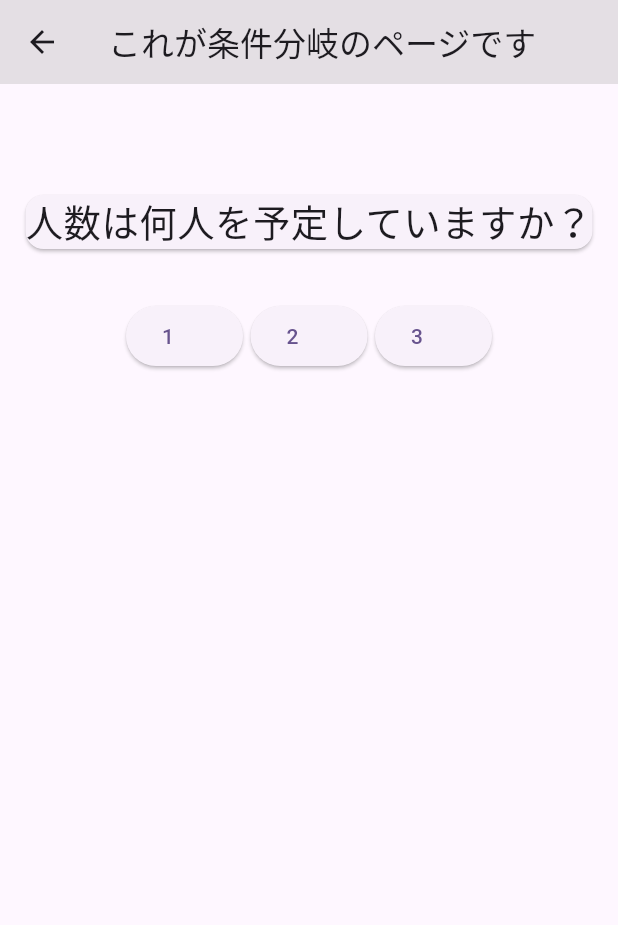
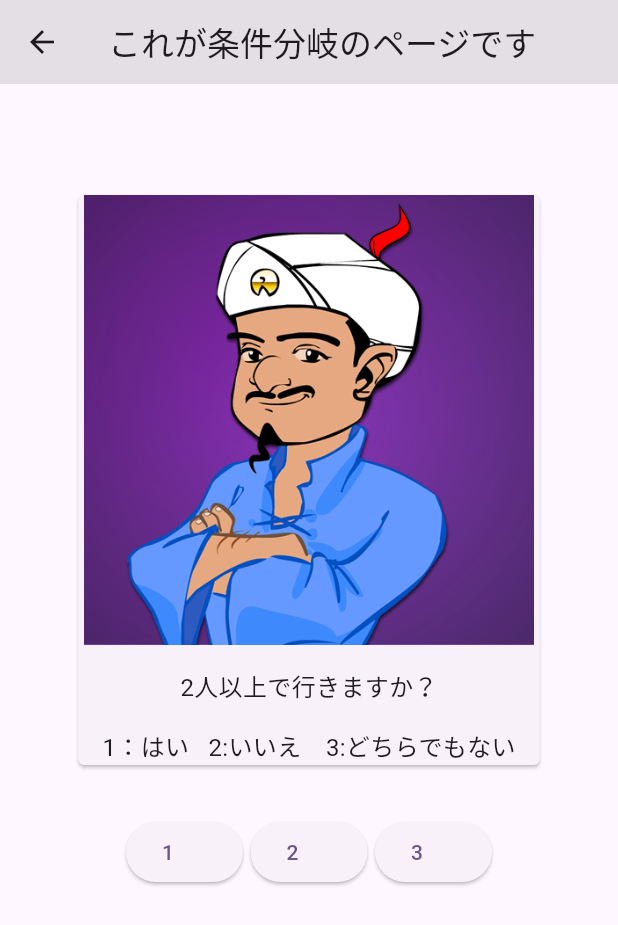
Before and after one commit to Bellwether-Flutter-team/team_a_project, a Flutter app: the ConditionPage screen opened by its route, on a phone screen of 412 x 824 dp. Shown: the top 925 px of the screen. Run offline on Flutter 3.47's test engine with Material 2 defaults, Android fonts, the light colour scheme and no system bars; our stand-ins replace get, google_maps_flutter.

Commit message:
アキネータの選択画面

```diff
--- a/lib/pages/condition_page.dart
+++ b/lib/pages/condition_page.dart
@@ -1,7 +1,4 @@
 import 'package:flutter/material.dart';
-import 'package:get/get.dart';
-
-import '../routes/app_routes.dart';
 
 class ConditionPage extends StatelessWidget {
   const ConditionPage({Key? key}) : super(key: key);
@@ -15,27 +12,79 @@ class ConditionPage extends StatelessWidget {
       body: Center(
         child: Column(
           children: [
-            SizedBox(
+            const SizedBox(
               height: 70,
             ),
-            Column(
-              mainAxisAlignment: MainAxisAlignment.start,
-              children: [
-                Card(
-                  // alignment: Alignment.center,
-                  // height: 200,
-                  // width: 200,
-                  // decoration: BoxDecoration(
-                  //   border: Border.all(color: Colors.black),
-                  // ),
-                  child: Expanded(
-                      child: const Text(
-                    '人数は何人を予定していますか？',
-                    style: TextStyle(fontSize: 25),
-                  )),
-                ),
-              ],
+            Card(
+              clipBehavior: Clip.antiAlias,
+              shape: RoundedRectangleBorder(
+                borderRadius: BorderRadius.circular(4),
+              ),
+              child: Column(
+                children: [
+                  Stack(
+                    children: [
+                      Ink.image(
+                        image:
+                            const AssetImage("assets/images/icon_akinator.png"),
+                        height: 300, // この高さを固定値じゃなくて親widgetの半分の高さにしたい
+                        width: 300,
+                        fit: BoxFit.fill,
+                      ),
+                      const Positioned(
+                        bottom: 16,
+                        right: 16,
+                        left: 16,
+                        child: Text(
+                          '',
+                          style: TextStyle(
+                            fontWeight: FontWeight.bold,
+                            color: Colors.white,
+                            fontSize: 10,
+                          ),
+                        ),
+                      ),
+                    ],
+                  ),
+                  Padding(
+                    padding: const EdgeInsets.all(16).copyWith(bottom: 0),
+                    child: const Text(
+                      '2人以上で行きますか？',
+                      overflow: TextOverflow.ellipsis,
+                      maxLines: 3,
+                      style: TextStyle(fontSize: 16),
+                    ),
+                  ),
+                  Padding(
+                    padding: const EdgeInsets.all(16).copyWith(bottom: 0),
+                    child: const Text(
+                      '1：はい   2:いいえ　3:どちらでもない',
+                      overflow: TextOverflow.ellipsis,
+                      maxLines: 3,
+                      style: TextStyle(fontSize: 16),
+                    ),
+                  ),
+                ],
+              ),
             ),
+            // Column(
+            //   mainAxisAlignment: MainAxisAlignment.start,
+            //   children: [
+            //     Card(
+            //       // alignment: Alignment.center,
+            //       // height: 200,
+            //       // width: 200,
+            //       // decoration: BoxDecoration(
+            //       //   border: Border.all(color: Colors.black),
+            //       // ),
+            //       child: Expanded(
+            //           child: const Text(
+            //         '人数は何人を予定していますか？',
+            //         style: TextStyle(fontSize: 25),
+            //       )),
+            //     ),
+            //   ],
+            // ),
             const SizedBox(
               height: 30,
             ),
--- a/lib/pages/yoshi_app.dart
+++ b/lib/pages/yoshi_app.dart
@@ -29,7 +29,7 @@ class YoshiAppPage extends StatelessWidget {
               ),
               Expanded(
                   child: Text(
-                "${taskController.task_length.value}",
+                "${taskController.taskLength.value}",
                 textAlign: TextAlign.center,
                 style: const TextStyle(
                   fontSize: 20,
```
Also changed, not shown: lib/gen/assets.gen.dart (added, +101 -0 lines), lib/pages/decide_page.dart (+6 -6 lines), lib/states/yoshiapp_controller.dart (+6 -6 lines), pubspec.yaml (+6 -3 lines), assets/images/icon_akinator.png (added), pubspec.lock.
